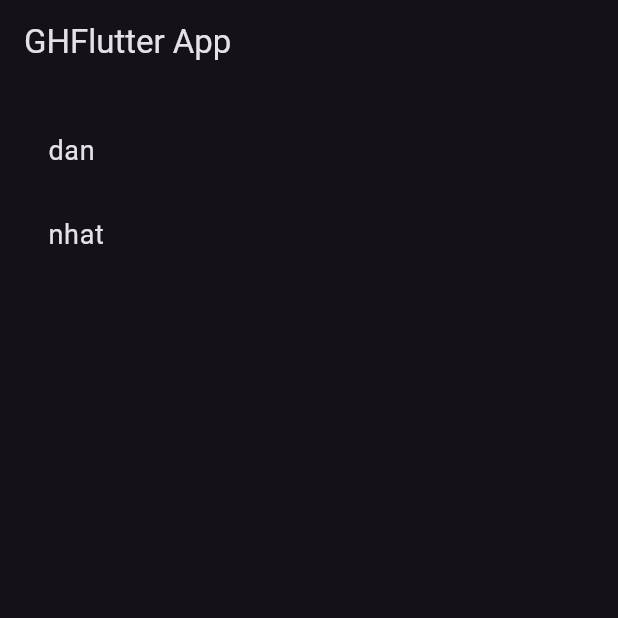
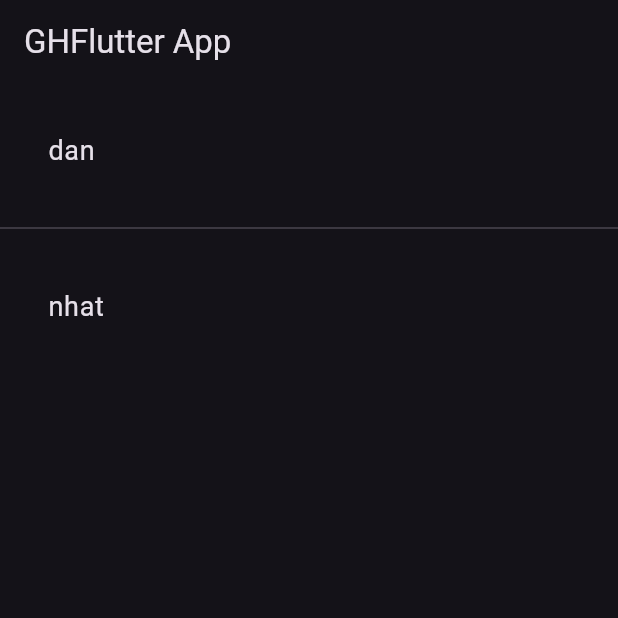
Before and after one commit to ngcdan/flutter_sample, a Flutter app: the screen it shows after launch, on a phone screen of 412 x 824 dp, the top half of it. Run offline on Flutter 3.47's test engine with Material 2 defaults, Android fonts, the phone set to English and light mode, and no system bars.

```diff
--- a/lib/main.dart
+++ b/lib/main.dart
@@ -29,17 +29,23 @@ class GHFlutter extends StatefulWidget {
 // the underscore mean this class is file-private, can't be imported into other files
 class _GHFlutterState extends State<GHFlutter> {
   // dynamic keyword tells that the list could hold anything
-  var _members = <dynamic>[];
+  var _members = <Member>[];
   final _biggerFont = const TextStyle(fontSize: 18.0);
 
   Future<void> _loadData() async {
     //const dataUrl = 'https://api.github.com/orgs/raywenderlich/members';
     //final response = await http.get(Uri.parse(dataUrl));
 
+    List<String> dataList = ['dan', 'nhat'];
+
     // calling setState to rebuild UI
     setState(() {
       //_members = json.decode(response.body) as List;
-      _members = ['dan', 'nhat'];
+      for(String item in dataList) {
+        print(item);
+        Member member = Member(item);
+        _members.add(member);
+      }
     });
   }
 
@@ -51,8 +57,10 @@ class _GHFlutterState extends State<GHFlutter> {
   }
 
   Widget _buildRow(int i) {
-    print(_members);
-    return ListTile(title: Text('${_members[i]}', style: _biggerFont));
+    return Padding(
+      padding: const EdgeInsets.all(16.0),
+      child: ListTile(title: Text(_members[i].loginId, style: _biggerFont)),
+    );
   }
 
   // primary place where construct widgets.
@@ -63,12 +71,19 @@ class _GHFlutterState extends State<GHFlutter> {
       appBar: AppBar(
         title: const Text(strings.appTitle),
       ),
-      body: ListView.builder(
-        padding: const EdgeInsets.all(16.0),
+      body: ListView.separated(
         itemCount: _members.length,
         itemBuilder: (BuildContext ctx, int pos) {
          return _buildRow(pos);
-        }),
+        },
+        separatorBuilder: (BuildContext context, int index) {
+          return const Divider();
+        },),
     );
   }
 }
+
+class Member {
+  Member(this.loginId);
+  final String loginId;
+}
```
